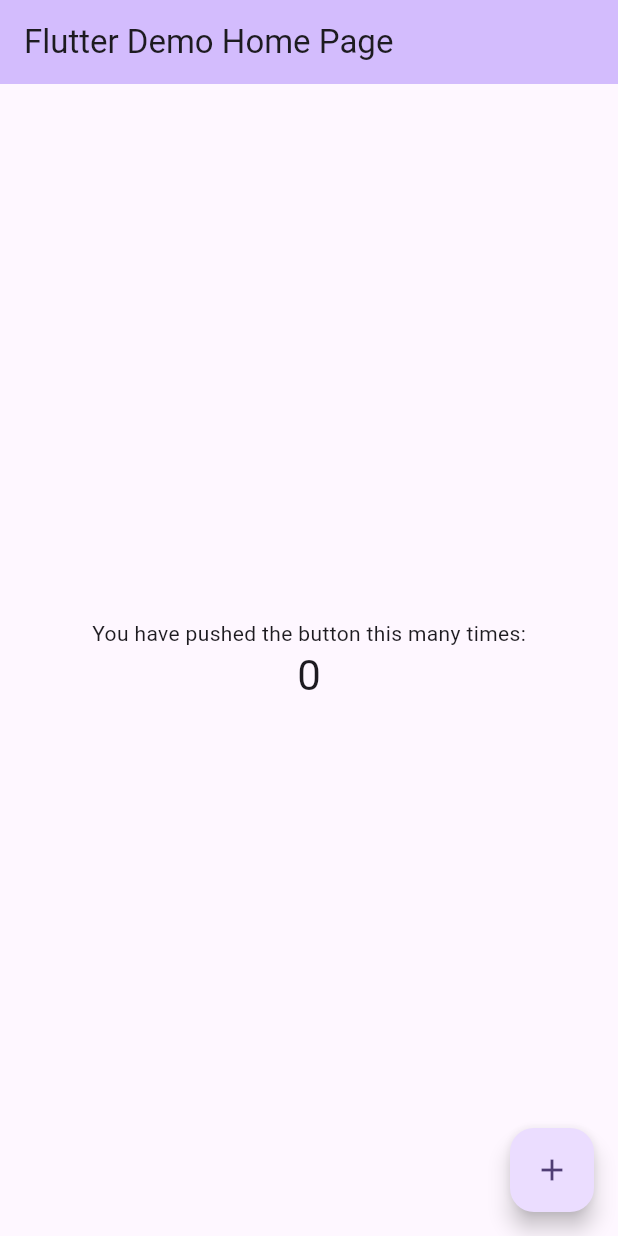
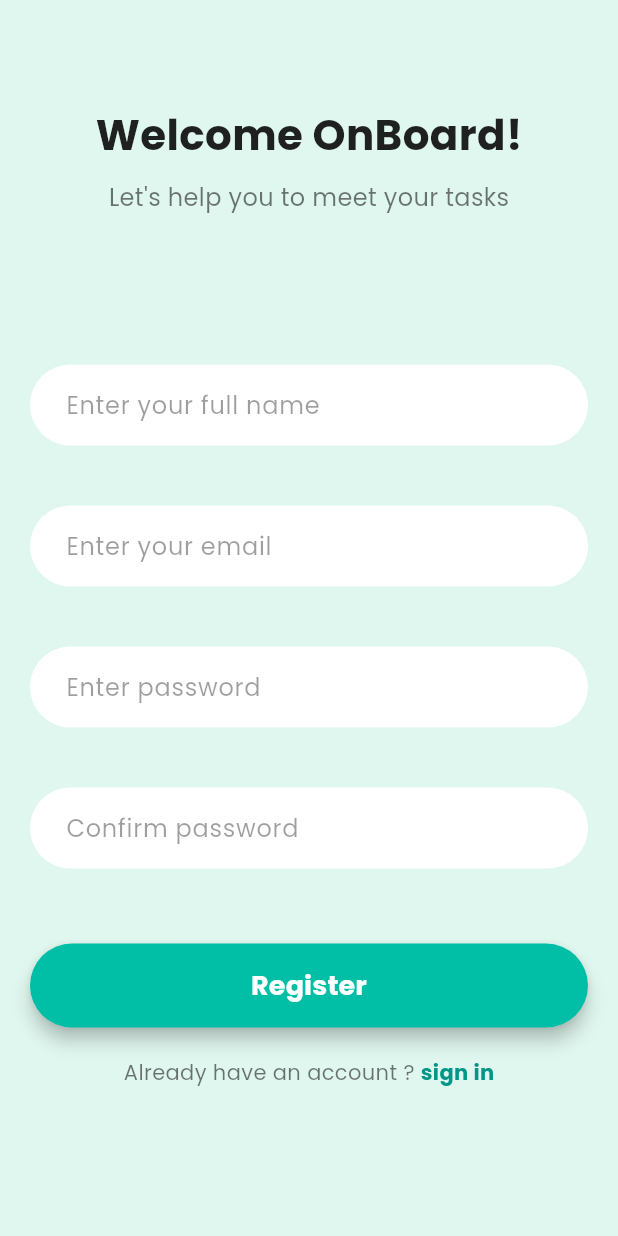
Before and after one commit to Aschalew524/Todo-app-project, a Flutter app: the screen it shows after launch, on a phone screen of 412 x 824 dp. Run offline on Flutter 3.47's test engine with Material 3 defaults, Android fonts, the phone set to English and light mode, and no system bars; our stand-ins replace google_fonts.

Commit message:
signup and home page added

```diff
--- a/todo_frontend/lib/main.dart
+++ b/todo_frontend/lib/main.dart
@@ -1,4 +1,6 @@
 import 'package:flutter/material.dart';
+import 'package:todo_frontend/screens/home_screen.dart';
+import 'package:todo_frontend/screens/signup.dart';
 
 void main() {
   runApp(const MyApp());
@@ -7,119 +9,12 @@ void main() {
 class MyApp extends StatelessWidget {
   const MyApp({super.key});
 
-  // This widget is the root of your application.
   @override
   Widget build(BuildContext context) {
-    return MaterialApp(
-      title: 'Flutter Demo',
-      theme: ThemeData(
-        // This is the theme of your application.
-        //
-        // TRY THIS: Try running your application with "flutter run". You'll see
-        // the application has a purple toolbar. Then, without quitting the app,
-        // try changing the seedColor in the colorScheme below to Colors.green
-        // and then invoke "hot reload" (save your changes or press the "hot
-        // reload" button in a Flutter-supported IDE, or press "r" if you used
-        // the command line to start the app).
-        //
-        // Notice that the counter didn't reset back to zero; the application
-        // state is not lost during the reload. To reset the state, use hot
-        // restart instead.
-        //
-        // This works for code too, not just values: Most code changes can be
-        // tested with just a hot reload.
-        colorScheme: ColorScheme.fromSeed(seedColor: Colors.deepPurple),
-        useMaterial3: true,
-      ),
-      home: const MyHomePage(title: 'Flutter Demo Home Page'),
+    return const MaterialApp(
+
+      debugShowCheckedModeBanner: false,
+      home: SignupScreen()//HomeScreen(),
     );
   }
 }
-
-class MyHomePage extends StatefulWidget {
-  const MyHomePage({super.key, required this.title});
-
-  // This widget is the home page of your application. It is stateful, meaning
-  // that it has a State object (defined below) that contains fields that affect
-  // how it looks.
-
-  // This class is the configuration for the state. It holds the values (in this
-  // case the title) provided by the parent (in this case the App widget) and
-  // used by the build method of the State. Fields in a Widget subclass are
-  // always marked "final".
-
-  final String title;
-
-  @override
-  State<MyHomePage> createState() => _MyHomePageState();
-}
-
-class _MyHomePageState extends State<MyHomePage> {
-  int _counter = 0;
-
-  void _incrementCounter() {
-    setState(() {
-      // This call to setState tells the Flutter framework that something has
-      // changed in this State, which causes it to rerun the build method below
-      // so that the display can reflect the updated values. If we changed
-      // _counter without calling setState(), then the build method would not be
-      // called again, and so nothing would appear to happen.
-      _counter++;
-    });
-  }
-
-  @override
-  Widget build(BuildContext context) {
-    // This method is rerun every time setState is called, for instance as done
-    // by the _incrementCounter method above.
-    //
-    // The Flutter framework has been optimized to make rerunning build methods
-    // fast, so that you can just rebuild anything that needs updating rather
-    // than having to individually change instances of widgets.
-    return Scaffold(
-      appBar: AppBar(
-        // TRY THIS: Try changing the color here to a specific color (to
-        // Colors.amber, perhaps?) and trigger a hot reload to see the AppBar
-        // change color while the other colors stay the same.
-        backgroundColor: Theme.of(context).colorScheme.inversePrimary,
-        // Here we take the value from the MyHomePage object that was created by
-        // the App.build method, and use it to set our appbar title.
-        title: Text(widget.title),
-      ),
-      body: Center(
-        // Center is a layout widget. It takes a single child and positions it
-        // in the middle of the parent.
-        child: Column(
-          // Column is also a layout widget. It takes a list of children and
-          // arranges them vertically. By default, it sizes itself to fit its
-          // children horizontally, and tries to be as tall as its parent.
-          //
-          // Column has various properties to control how it sizes itself and
-          // how it positions its children. Here we use mainAxisAlignment to
-          // center the children vertically; the main axis here is the vertical
-          // axis because Columns are vertical (the cross axis would be
-          // horizontal).
-          //
-          // TRY THIS: Invoke "debug painting" (choose the "Toggle Debug Paint"
-          // action in the IDE, or press "p" in the console), to see the
-          // wireframe for each widget.
-          mainAxisAlignment: MainAxisAlignment.center,
-          children: <Widget>[
-            const Text(
-              'You have pushed the button this many times:',
-            ),
-            Text(
-              '$_counter',
-              style: Theme.of(context).textTheme.headlineMedium,
-            ),
-          ],
-        ),
-      ),
-      floatingActionButton: FloatingActionButton(
-        onPressed: _incrementCounter,
-        tooltip: 'Increment',
-        child: const Icon(Icons.add),
-      ), // This trailing comma makes auto-formatting nicer for build methods.
-    );
-  }
-}
--- /dev/null
+++ b/todo_frontend/lib/screens/signup.dart
@@ -0,0 +1,118 @@
+import 'package:flutter/material.dart';
+import 'package:google_fonts/google_fonts.dart';
+
+class SignupScreen extends StatelessWidget {
+  const SignupScreen({super.key});
+
+  @override
+  Widget build(BuildContext context) {
+    return Scaffold(
+      backgroundColor: const Color(0xFFE0F7EF),
+      body: SafeArea(
+        child: SingleChildScrollView(
+          padding: const EdgeInsets.all(20),
+          child: Column(
+            crossAxisAlignment: CrossAxisAlignment.center,
+            children: [
+
+              const SizedBox(height: 50),
+              // Welcome Texts
+              Text(
+                "Welcome OnBoard!",
+                style: GoogleFonts.poppins(
+                  fontSize: 28,
+                  fontWeight: FontWeight.bold,
+                  color: Colors.black87,
+                ),
+              ),
+              const SizedBox(height: 10),
+              Text(
+                "Let's help you to meet your tasks",
+                style: GoogleFonts.poppins(
+                  fontSize: 16,
+                  color: Colors.black54,
+                ),
+              ),
+
+              const SizedBox(height: 100),
+                           // Input Fields
+              _buildInputField("Enter your full name"),
+              const SizedBox(height: 40),
+              _buildInputField("Enter your email"),
+              const SizedBox(height: 40),
+              _buildInputField("Enter password", obscureText: true),
+              const SizedBox(height: 40),
+              _buildInputField("Confirm password", obscureText: true),
+              const SizedBox(height: 50),
+              // Register Button
+              SizedBox(
+                width: double.infinity,
+                child: ElevatedButton(
+                  onPressed: () {},
+                  style: ElevatedButton.styleFrom(
+                    backgroundColor: const Color(0xFF00BFA6),
+                    padding: const EdgeInsets.symmetric(vertical: 15),
+                    shape: RoundedRectangleBorder(
+                      borderRadius: BorderRadius.circular(30),
+                    ),
+                    elevation: 5,
+                  ),
+                  child: Text(
+                    "Register",
+                    style: GoogleFonts.poppins(
+                      fontSize: 18,
+                      fontWeight: FontWeight.bold,
+                      color: Colors.white,
+                    ),
+                  ),
+                ),
+              ),
+              const SizedBox(height: 20),
+              // Sign In Option
+              Row(
+                mainAxisAlignment: MainAxisAlignment.center,
+                children: [
+                  Text(
+                    "Already have an account ? ",
+                    style: GoogleFonts.poppins(color: Colors.black54),
+                  ),
+                  GestureDetector(
+                    onTap: () {
+                      // Navigate to sign in screen
+                    },
+                    child: Text(
+                      "sign in",
+                      style: GoogleFonts.poppins(
+                        color: Colors.teal,
+                        fontWeight: FontWeight.bold,
+                      ),
+                    ),
+                  ),
+                ],
+              ),
+            ],
+          ),
+        ),
+      ),
+    );
+  }
+
+
+  // Reusable Input Field Widget
+  Widget _buildInputField(String hint, {bool obscureText = false}) {
+    return TextField(
+      obscureText: obscureText,
+      decoration: InputDecoration(
+        hintText: hint,
+        hintStyle: GoogleFonts.poppins(color: Colors.black38),
+        filled: true,
+        fillColor: Colors.white,
+        contentPadding: const EdgeInsets.symmetric(horizontal: 20, vertical: 15),
+        border: OutlineInputBorder(
+          borderRadius: BorderRadius.circular(30),
+          borderSide: BorderSide.none,
+        ),
+      ),
+    );
+  }
+}
--- a/todo_frontend/pubspec.yaml
+++ b/todo_frontend/pubspec.yaml
@@ -35,6 +35,9 @@ dependencies:
   # The following adds the Cupertino Icons font to your application.
   # Use with the CupertinoIcons class for iOS style icons.
   cupertino_icons: ^1.0.8
+  http: ^1.3.0
+  google_fonts: ^6.2.1
+
 
 dev_dependencies:
   flutter_test:
```
Also changed, not shown: todo_frontend/lib/models/todo_model.dart (added, +22 -0 lines), todo_frontend/lib/my_widgets/inputfield_.dart (added, +19 -0 lines), todo_frontend/lib/screens/home_screen.dart (added, +112 -0 lines), todo_frontend/lib/screens/signin.dart (added), todo_frontend/pubspec.lock, 1 other file.
